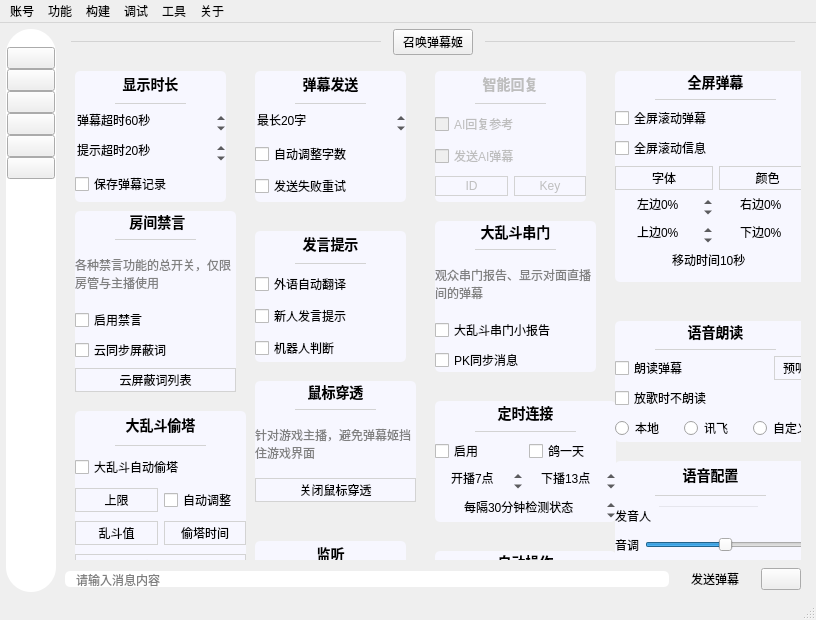
First picture: the form in mainwindow/mainwindow.ui, repository iwxyi/Bilibili-MagicalDanmaku, before the edit.
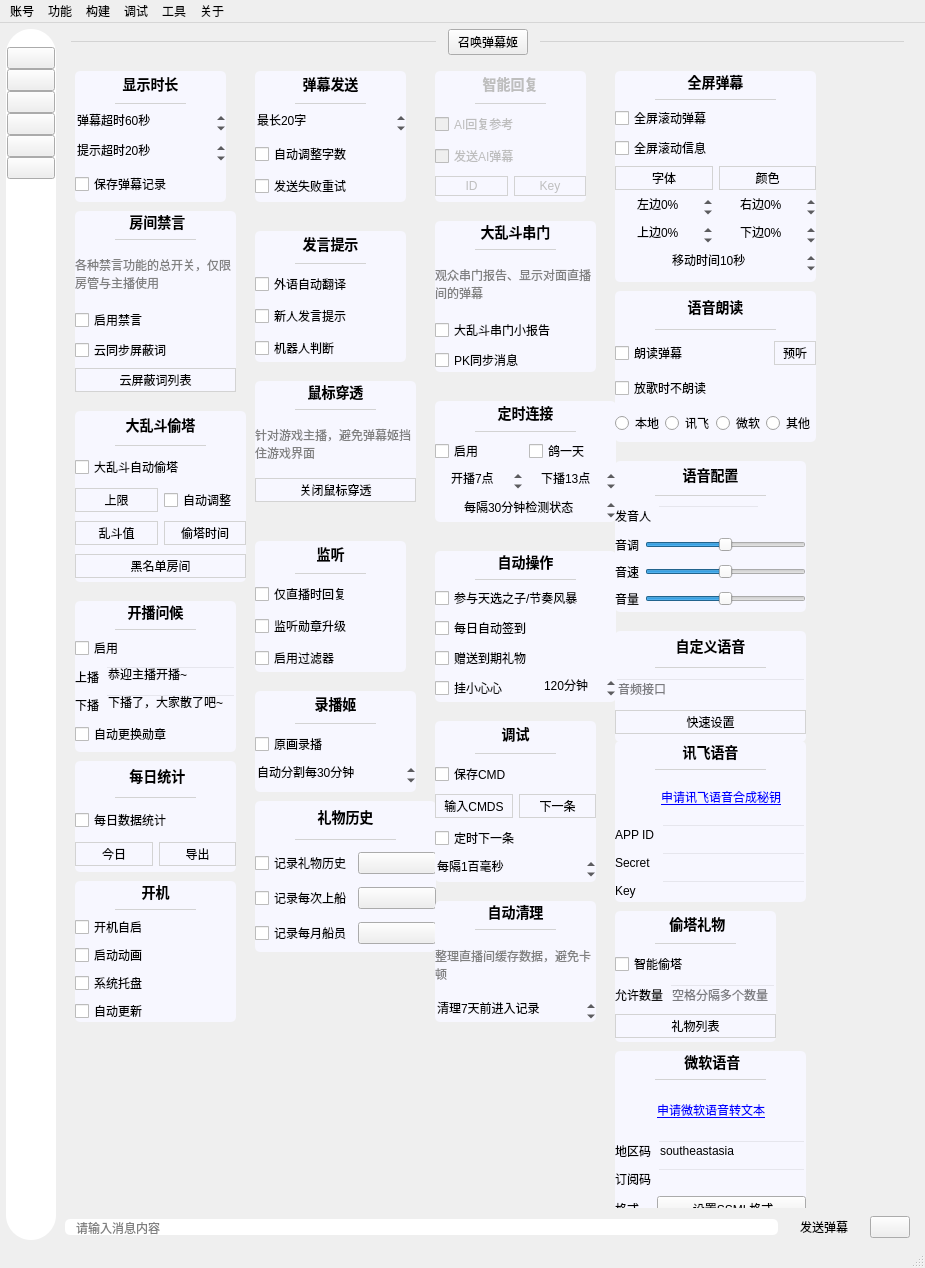
Second picture: the form after the edit. The open tabs and pages were chosen to show the change. Icons and pictures are not drawn. Custom widgets are drawn as their Qt base class.

Commit message: 添加微软文本转语音

```diff
--- a/mainwindow/mainwindow.ui
+++ b/mainwindow/mainwindow.ui
@@ -6,8 +6,8 @@
    <rect>
     <x>0</x>
     <y>0</y>
-    <width>816</width>
-    <height>620</height>
+    <width>925</width>
+    <height>1268</height>
    </rect>
   </property>
   <property name="windowTitle">
@@ -198,7 +198,7 @@
     <item>
      <widget class="QStackedWidget" name="stackedWidget">
       <property name="currentIndex">
-       <number>4</number>
+       <number>1</number>
       </property>
       <widget class="QWidget" name="roomPage">
        <layout class="QHBoxLayout" name="horizontalLayout_65">
@@ -1544,8 +1544,8 @@
             <rect>
              <x>0</x>
              <y>0</y>
-             <width>65</width>
-             <height>16</height>
+             <width>845</width>
+             <height>1148</height>
             </rect>
            </property>
            <property name="styleSheet">
@@ -4338,9 +4338,9 @@
             <property name="geometry">
              <rect>
               <x>550</x>
-              <y>260</y>
+              <y>230</y>
               <width>201</width>
-              <height>121</height>
+              <height>151</height>
              </rect>
             </property>
             <property name="styleSheet">
@@ -4472,6 +4472,9 @@
              </item>
              <item>
               <layout class="QHBoxLayout" name="horizontalLayout_35">
+               <property name="spacing">
+                <number>0</number>
+               </property>
                <item>
                 <widget class="QRadioButton" name="voiceLocalRadio">
                  <property name="cursor">
@@ -4492,6 +4495,16 @@
                  </property>
                 </widget>
                </item>
+               <item>
+                <widget class="QRadioButton" name="voiceMSRadio">
+                 <property name="cursor">
+                  <cursorShape>PointingHandCursor</cursorShape>
+                 </property>
+                 <property name="text">
+                  <string>微软</string>
+                 </property>
+                </widget>
+               </item>
                <item>
                 <widget class="QRadioButton" name="voiceCustomRadio">
                  <property name="enabled">
@@ -4501,7 +4514,7 @@
                   <cursorShape>PointingHandCursor</cursorShape>
                  </property>
                  <property name="text">
-                  <string>自定义</string>
+                  <string>其他</string>
                  </property>
                 </widget>
                </item>
@@ -4515,7 +4528,7 @@
               <x>550</x>
               <y>680</y>
               <width>191</width>
-              <height>171</height>
+              <height>161</height>
              </rect>
             </property>
             <property name="styleSheet">
@@ -4567,19 +4580,6 @@
                </property>
               </widget>
              </item>
-             <item>
-              <widget class="QLabel" name="label_33">
-               <property name="styleSheet">
-                <string notr="true">color: gray;</string>
-               </property>
-               <property name="text">
-                <string>部分设备可能无法播放</string>
-               </property>
-               <property name="wordWrap">
-                <bool>true</bool>
-               </property>
-              </widget>
-             </item>
              <item>
               <layout class="QGridLayout" name="gridLayout_4">
                <item row="0" column="1">
@@ -4587,6 +4587,9 @@
                  <property name="text">
                   <string>&lt;html&gt;&lt;head/&gt;&lt;body&gt;&lt;p&gt;&lt;a href=&quot;https://console.xfyun.cn/services/tts&quot;&gt;&lt;span style=&quot; text-decoration: underline; color:#0000ff;&quot;&gt;申请讯飞语音合成秘钥&lt;/span&gt;&lt;/a&gt;&lt;/p&gt;&lt;/body&gt;&lt;/html&gt;</string>
                  </property>
+                 <property name="openExternalLinks">
+                  <bool>true</bool>
+                 </property>
                 </widget>
                </item>
                <item row="1" column="1">
@@ -5220,6 +5223,157 @@
              </item>
             </layout>
            </widget>
+           <widget class="QWidget" name="voiceMSSettingsCard" native="true">
+            <property name="geometry">
+             <rect>
+              <x>550</x>
+              <y>990</y>
+              <width>191</width>
+              <height>171</height>
+             </rect>
+            </property>
+            <property name="styleSheet">
+             <string notr="true">#voiceMSSettingsCard
+{
+	background: #f7f7ff;
+	border: none;
+	border-radius: 5px;
+}</string>
+            </property>
+            <layout class="QVBoxLayout" name="verticalLayout_73">
+             <item>
+              <widget class="QLabel" name="label_55">
+               <property name="sizePolicy">
+                <sizepolicy hsizetype="Preferred" vsizetype="Fixed">
+                 <horstretch>0</horstretch>
+                 <verstretch>0</verstretch>
+                </sizepolicy>
+               </property>
+               <property name="styleSheet">
+                <string notr="true">font-size: 14px;
+font-weight: 500;</string>
+               </property>
+               <property name="text">
+                <string> 微软语音</string>
+               </property>
+               <property name="alignment">
+                <set>Qt::AlignCenter</set>
+               </property>
+              </widget>
+             </item>
+             <item>
+              <widget class="QWidget" name="widget_35" native="true">
+               <property name="minimumSize">
+                <size>
+                 <width>0</width>
+                 <height>1</height>
+                </size>
+               </property>
+               <property name="maximumSize">
+                <size>
+                 <width>16777215</width>
+                 <height>1</height>
+                </size>
+               </property>
+               <property name="styleSheet">
+                <string notr="true">background: lightgray;
+margin: 40px;</string>
+               </property>
+              </widget>
+             </item>
+             <item>
+              <layout class="QGridLayout" name="gridLayout_5">
+               <item row="1" column="0">
+                <widget class="QLabel" name="label_57">
+                 <property name="text">
+                  <string>地区码</string>
+                 </property>
+                </widget>
+               </item>
+               <item row="1" column="1">
+                <widget class="QLineEdit" name="MSAreaCodeEdit">
+                 <property name="toolTip">
+                  <string>区域标识符，如下：
+地理位置	区域	区域标识符
+美洲	Central US	centralus
+美洲	美国东部	eastus
+美洲	美国东部 2	eastus2
+美洲	美国中北部	northcentralus
+美洲	美国中南部	southcentralus
+美洲	美国中西部	westcentralus
+美洲	美国西部	westus
+美洲	美国西部 2	westus2
+美洲	加拿大中部	canadacentral
+美洲	Brazil South	brazilsouth
+亚太区	东亚	eastasia
+亚太区	东南亚	southeastasia
+亚太区	澳大利亚东部	australiaeast
+亚太区	印度中部	centralindia
+亚太区	日本东部	japaneast
+亚太区	日本西部	japanwest
+亚太区	韩国中部	koreacentral
+欧洲	北欧	northeurope
+欧洲	西欧	westeurope
+欧洲	法国中部	francecentral
+欧洲	瑞士北部	switzerlandnorth
+欧洲	英国南部	uksouth</string>
+                 </property>
+                 <property name="styleSheet">
+                  <string notr="true">QLineEdit
+{
+	background: transparent;
+}</string>
+                 </property>
+                 <property name="text">
+                  <string>southeastasia</string>
+                 </property>
+                </widget>
+               </item>
+               <item row="3" column="0">
+                <widget class="QLabel" name="label_59">
+                 <property name="text">
+                  <string>格式</string>
+                 </property>
+                </widget>
+               </item>
+               <item row="2" column="1">
+                <widget class="QLineEdit" name="MSSubscriptionKeyEdit">
+                 <property name="styleSheet">
+                  <string notr="true">QLineEdit
+{
+	background: transparent;
+}</string>
+                 </property>
+                </widget>
+               </item>
+               <item row="2" column="0">
+                <widget class="QLabel" name="label_58">
+                 <property name="text">
+                  <string>订阅码</string>
+                 </property>
+                </widget>
+               </item>
+               <item row="3" column="1">
+                <widget class="InteractiveButtonBase" name="MS_TTS__SSML_Btn">
+                 <property name="text">
+                  <string> 设置SSML格式</string>
+                 </property>
+                </widget>
+               </item>
+               <item row="0" column="1">
+                <widget class="QLabel" name="label_11">
+                 <property name="text">
+                  <string>&lt;html&gt;&lt;head/&gt;&lt;body&gt;&lt;p&gt;&lt;a href=&quot;https://azure.microsoft.com/zh-cn/services/cognitive-services/text-to-speech/&quot;&gt;&lt;span style=&quot; text-decoration: underline; color:#0000ff;&quot;&gt;申请微软语音转文本&lt;/span&gt;&lt;/a&gt;&lt;/p&gt;&lt;/body&gt;&lt;/html&gt;</string>
+                 </property>
+                 <property name="openExternalLinks">
+                  <bool>true</bool>
+                 </property>
+                </widget>
+               </item>
+              </layout>
+             </item>
+            </layout>
+           </widget>
           </widget>
          </widget>
         </item>
@@ -8280,8 +8434,8 @@
     <rect>
      <x>0</x>
      <y>0</y>
-     <width>816</width>
-     <height>21</height>
+     <width>925</width>
+     <height>23</height>
     </rect>
    </property>
    <widget class="QMenu" name="menu_2">
```
The commit also changes 5 other files.
